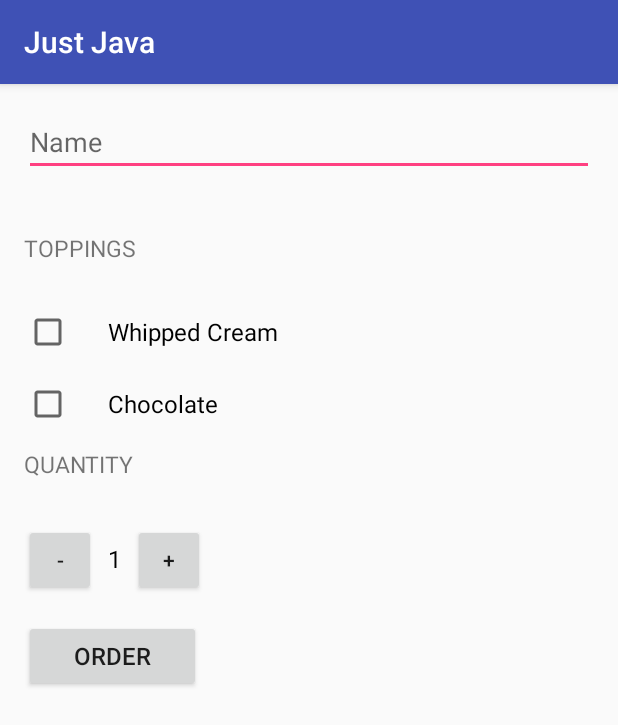
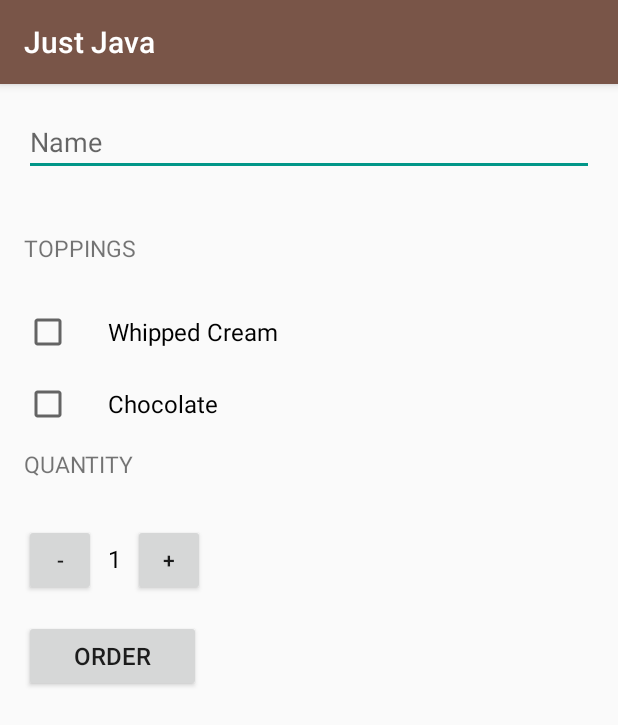
Before and after one commit to laramartin/android_udacity_course, an Android app: the screen it shows after launch (MainActivity), on a phone screen of 412 x 824 dp. Shown: the top 725 px of the screen. Run offline under Robolectric (Android 15) with nearby library versions, the phone set to English and light mode, and no system bars; 4 statements that could not run were skipped.

Commit message:
final style

```diff
--- a/JustJava/app/src/main/res/values/styles.xml
+++ b/JustJava/app/src/main/res/values/styles.xml
@@ -1,9 +1,9 @@
 <resources>
 
     <style name="AppTheme" parent="Theme.AppCompat.Light.DarkActionBar">
-        <item name="colorPrimary">@color/colorPrimary</item>
-        <item name="colorPrimaryDark">@color/colorPrimaryDark</item>
-        <item name="colorAccent">@color/colorAccent</item>
+        <item name="colorPrimary">#795548</item>
+        <item name="colorPrimaryDark">#5D4037</item>
+        <item name="colorAccent">#009688</item>
     </style>
 
     <style name="HeaderTextStyle">
```
